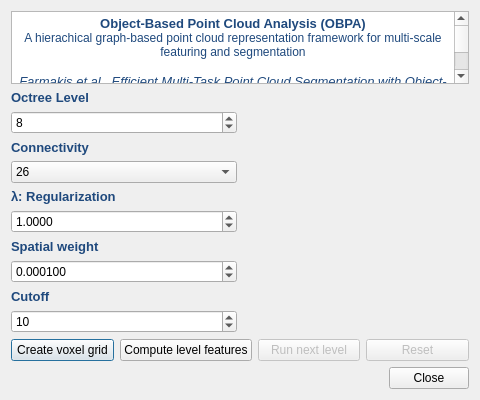
First picture: the form in ui/qGAEDialog.ui, repository farmakis/qGAE, before the edit.
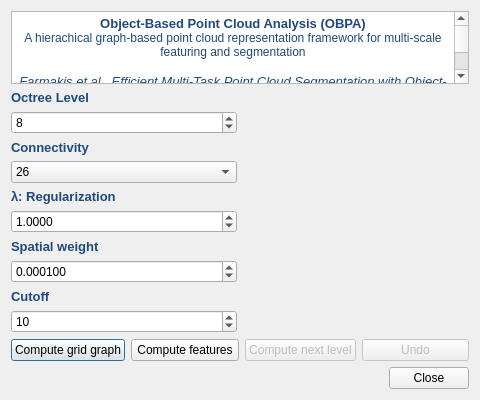
Second picture: the form after the edit. Icons and pictures are not drawn.

Commit message: undo last level

```diff
--- a/ui/qGAEDialog.ui
+++ b/ui/qGAEDialog.ui
@@ -255,14 +255,14 @@
      <item>
       <widget class="QPushButton" name="voxelButton">
        <property name="text">
-        <string>Create voxel grid</string>
+        <string>Compute grid graph</string>
        </property>
       </widget>
      </item>
      <item>
       <widget class="QPushButton" name="featureButton">
        <property name="text">
-        <string>Compute level features</string>
+        <string>Compute features</string>
        </property>
       </widget>
      </item>
@@ -272,7 +272,7 @@
         <bool>false</bool>
        </property>
        <property name="text">
-        <string>Run next level</string>
+        <string>Compute next level</string>
        </property>
       </widget>
      </item>
@@ -282,7 +282,7 @@
         <bool>false</bool>
        </property>
        <property name="text">
-        <string>Reset</string>
+        <string>Undo</string>
        </property>
       </widget>
      </item>
```
Left out of the diff: 2 changed lines with no effect on the pictures. The commit also changes 6 other files.
